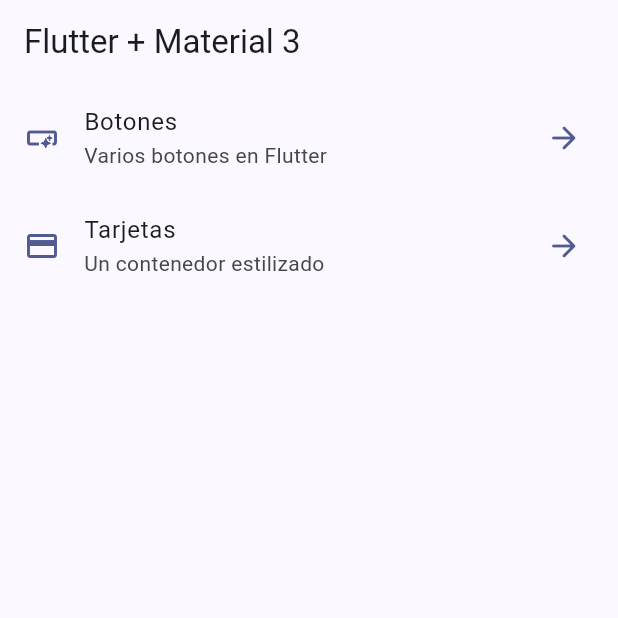
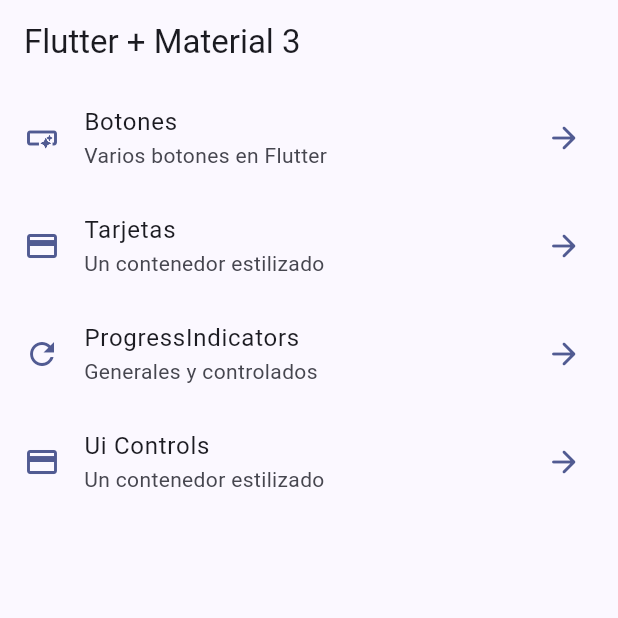
Before and after one commit to ddrakan/curso_flutter_2023_DevTalles, a Flutter app: the screen it shows after launch, on a phone screen of 412 x 824 dp, the top half of it. Run offline on Flutter 3.47's test engine with Material 2 defaults, Android fonts, the phone set to English and light mode, and no system bars; our stand-ins replace go_router.

Commit message:
Progress indicator finished.

```diff
--- a/widgets_app/lib/config/menu/menu_items.dart
+++ b/widgets_app/lib/config/menu/menu_items.dart
@@ -1,5 +1,6 @@
-import 'package:flutter/cupertino.dart';
+
 import 'package:flutter/material.dart' show IconData, Icons;
+
 
 class MenuItem{
   final String title;
@@ -30,4 +31,20 @@ const appMenuItems = <MenuItem>[
     link: '/cards',
     icon: Icons.credit_card_outlined,
   ),
+
+  MenuItem(
+    title: 'ProgressIndicators',
+    subtitle: 'Generales y controlados',
+    link: '/progress',
+    icon: Icons.refresh_outlined,
+  ),
+
+  MenuItem(
+    title: 'Ui Controls',
+    subtitle: 'Un contenedor estilizado',
+    link: '/ui',
+    icon: Icons.credit_card_outlined,
+  ),
+
+
 ];
--- a/widgets_app/lib/config/router/app_router.dart
+++ b/widgets_app/lib/config/router/app_router.dart
@@ -24,5 +24,20 @@ final appRouter = GoRouter(
       name: CardsScreen.name,
       builder: (context, state) => const CardsScreen(),
     ),
+
+    GoRoute(
+      path: '/snackbar',
+      name: SnackbarScreen.name,
+      builder: (context, state) => const SnackbarScreen(),
+    ),
+
+    GoRoute(
+      path: '/progress',
+      name: ProgressScreen.name,
+      builder: (context, state) => const ProgressScreen(),
+    ),
+
+
+
   ],
 );
--- a/widgets_app/lib/presentation/screens/snackbar/snackbar_screen.dart
+++ b/widgets_app/lib/presentation/screens/snackbar/snackbar_screen.dart
@@ -2,7 +2,7 @@ import 'package:flutter/material.dart';
 
 class SnackbarScreen extends StatelessWidget {
 
-  static const name = 'infinite_screen';
+  static const name = 'snackbar_screen';
   const SnackbarScreen ({super.key});
 
   @override
```
Also changed, not shown: widgets_app/lib/presentation/screens/home/home_screen.dart (+2 -8 lines), widgets_app/lib/presentation/screens/progress/progress_screen.dart (+61 -1 lines).
